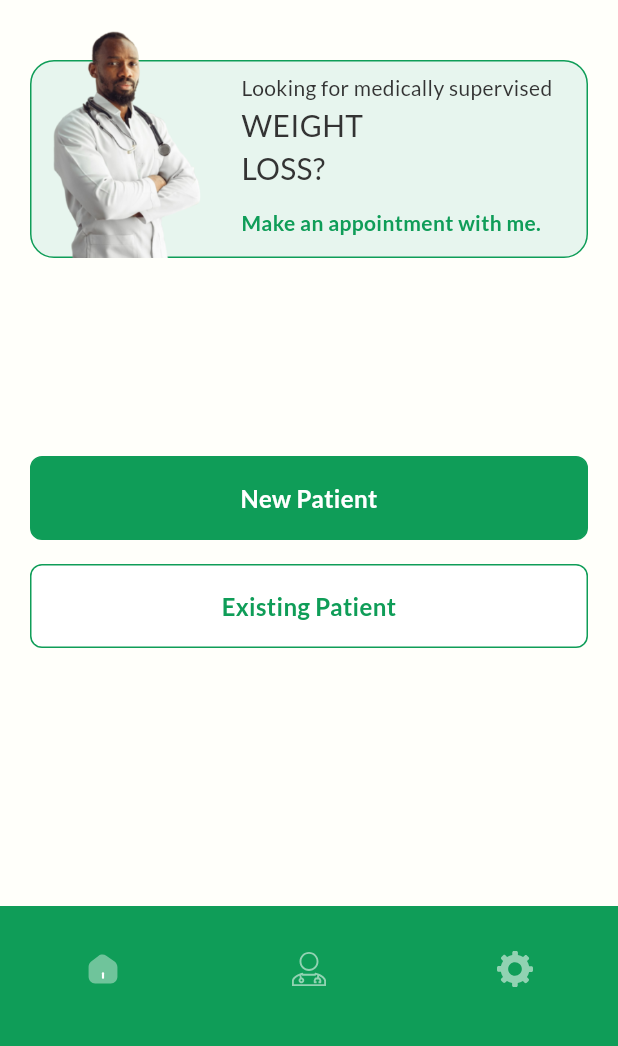
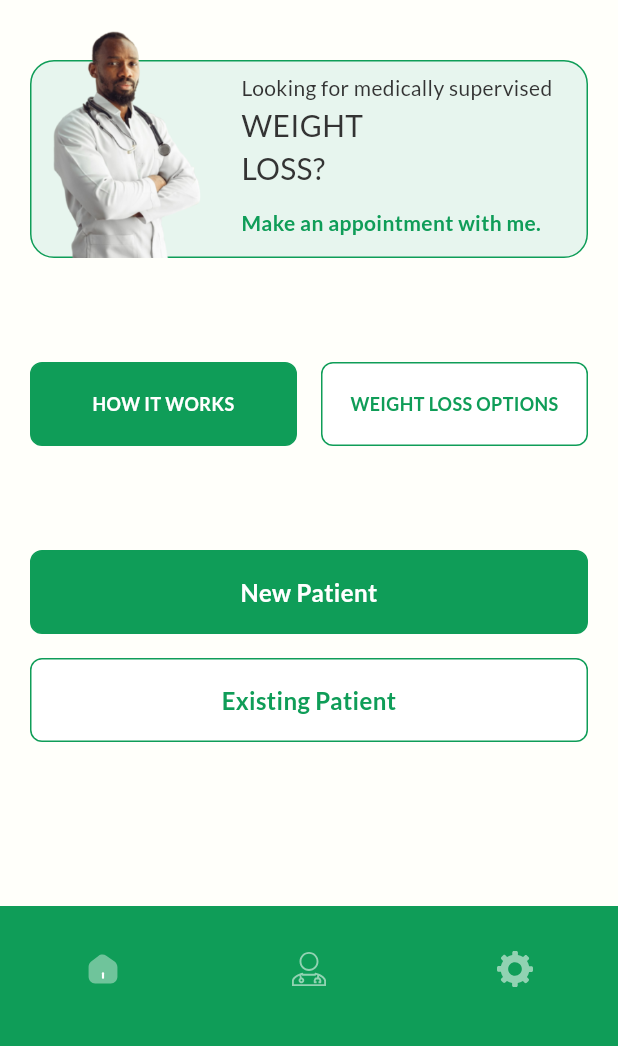
Before and after one commit to bdCalling-Sdt-hub/dr_booking, a Flutter app: the screen it shows after launch, item 2 of the bottom bar chosen, on a phone screen of 412 x 824 dp, the part 180-1226 px from its top. Run offline on Flutter 3.47's test engine with Material 3 defaults, Android fonts, the phone set to English and light mode, and no system bars; our stand-ins replace flutter_svg, get, google_fonts, share_plus, shared_preferences; project files that could hold a hidden picture were left out.

Commit message:
screen added

```diff
--- a/lib/view/screens/home/home_screen.dart
+++ b/lib/view/screens/home/home_screen.dart
@@ -2,6 +2,8 @@ import 'package:dr_booking/utils/app_colors.dart';
 import 'package:dr_booking/utils/app_images.dart';
 import 'package:dr_booking/utils/app_routes.dart';
 import 'package:dr_booking/utils/app_strings.dart';
+import 'package:dr_booking/view/screens/home/howit_work.dart';
+import 'package:dr_booking/view/screens/home/weight_loss_options.dart';
 import 'package:dr_booking/view/widgets/buttons/custom_elevated_button.dart';
 import 'package:dr_booking/view/widgets/text/custom_text.dart';
 import 'package:flutter/cupertino.dart';
@@ -150,7 +152,38 @@ class _HomeScreenState extends State<HomeScreen> {
                   ),
                 ],
               ),
-               // SizedBox(height: Get.height*0.3,),
+              Row(
+                children: [
+                  Expanded(
+                    child: CustomElevatedButton(
+                      onPressed: () {
+                       Get.to(const HowItWorks());
+                      },
+                      titleSize: 12,
+                      titleText: "HOW IT WORKS",
+                    ),
+                  ),
+                  const SizedBox(
+                    width: 16,
+                  ),
+
+                  Expanded(
+                    child: CustomElevatedButton(
+
+                      onPressed: () {
+                        Get.to(WeightLossOption());
+                      },
+                      titleColor: AppColors.foundationColor,
+                      titleSize: 12,
+                      titleText: "WEIGHT LOSS OPTIONS",
+                      buttonColor: AppColors.whiteColor,
+                      borderColor: AppColors.foundationColor,
+                      buttonRadius: 8,
+                    ),
+                  )
+
+                ],
+              ),
               Column(
                 children: [
                   CustomElevatedButton(
```
Also changed, not shown: lib/view/screens/home/howit_work.dart (added, +68 -0 lines), lib/view/screens/home/weight_loss_options.dart (added, +75 -0 lines).
